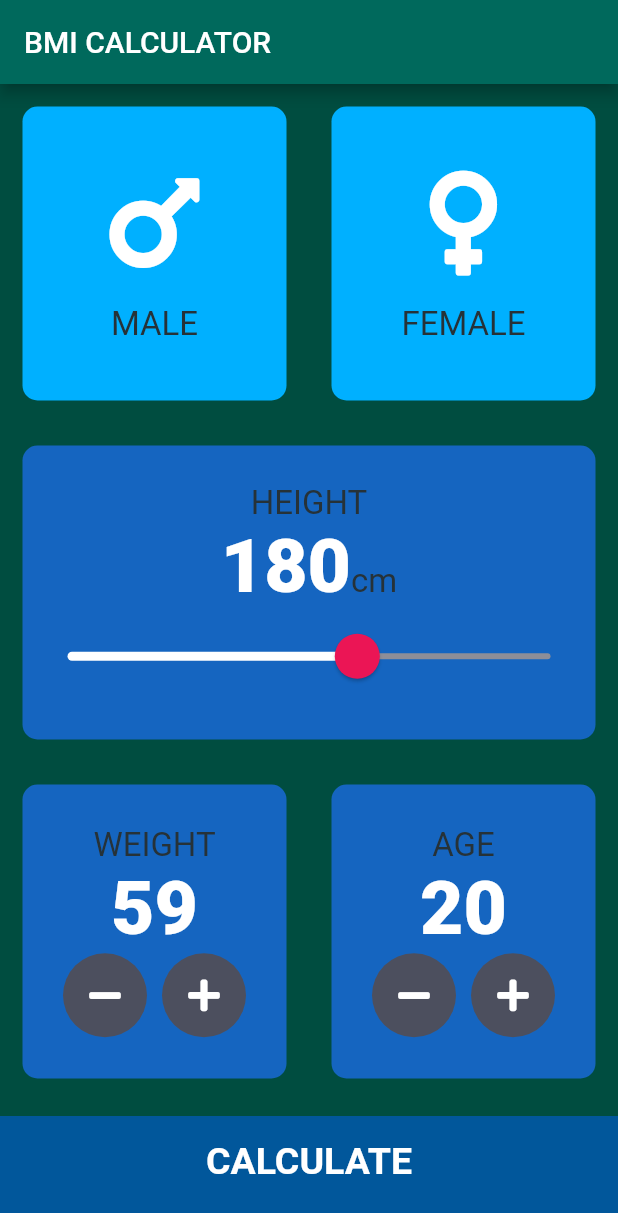
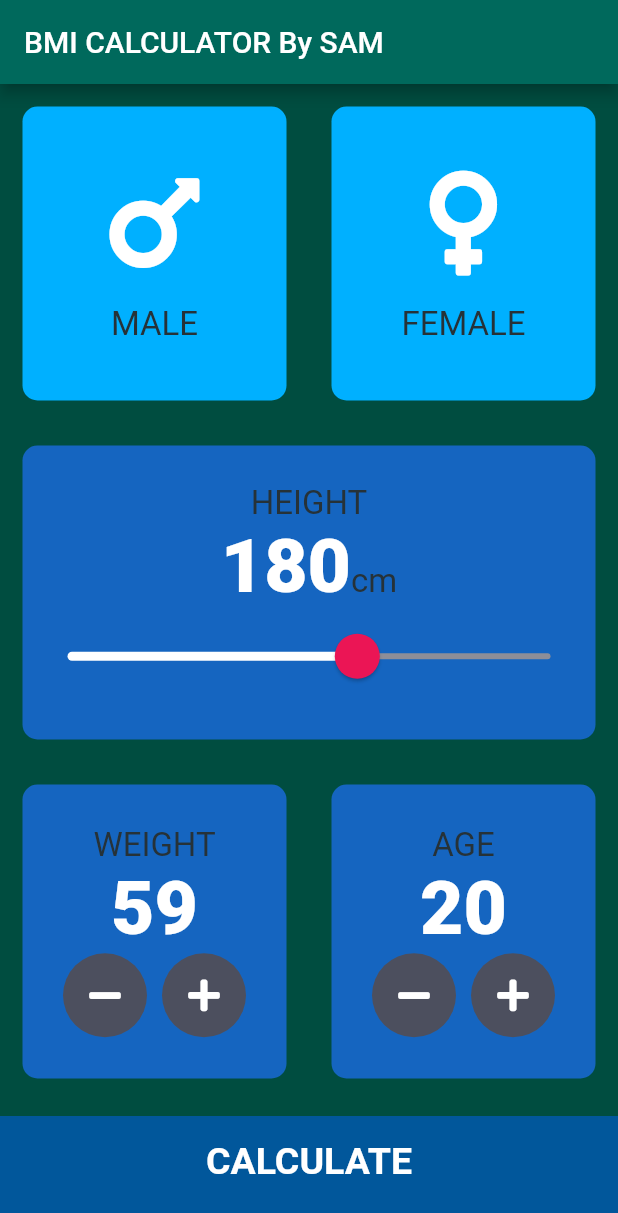
Before and after one commit to smamaHsn/BMI_Advanced_CALCULATOR_In_FLUTTER, a Flutter app: the screen it shows after launch, after a tap on an icon or button, on a phone screen of 412 x 824 dp. Shown: the top 1213 px of the screen. Run offline on Flutter 3.47's test engine with Material 2 defaults, Android fonts, the phone set to English and light mode, and no system bars; our stand-ins replace font_awesome_flutter.

Commit message:
Calculator Title name Changed

```diff
--- a/lib/screens/input_page.dart
+++ b/lib/screens/input_page.dart
@@ -28,7 +28,7 @@ class _InputPageState extends State<InputPage> {
   Widget build(BuildContext context) {
     return Scaffold(
       appBar: AppBar(
-        title: Text('BMI CALCULATOR'),
+        title: Text('BMI CALCULATOR By SAM'),
       ),
       body: Column(
         crossAxisAlignment: CrossAxisAlignment.stretch,
```
